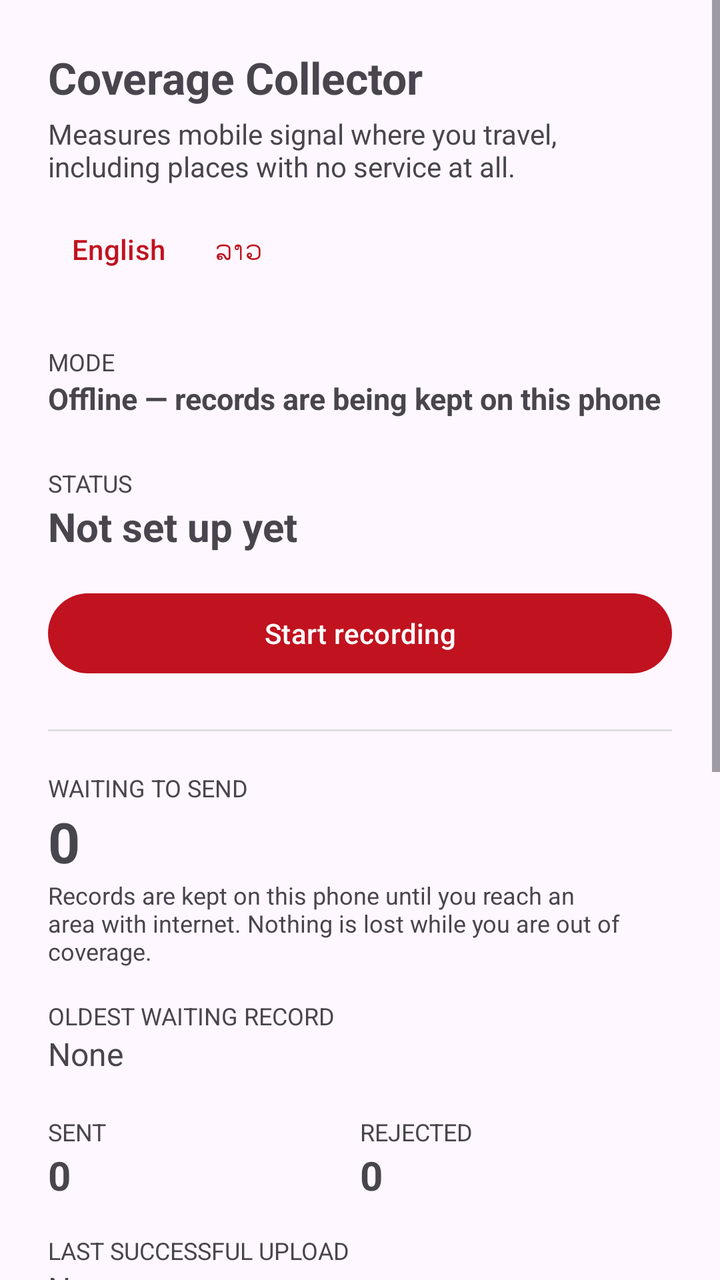
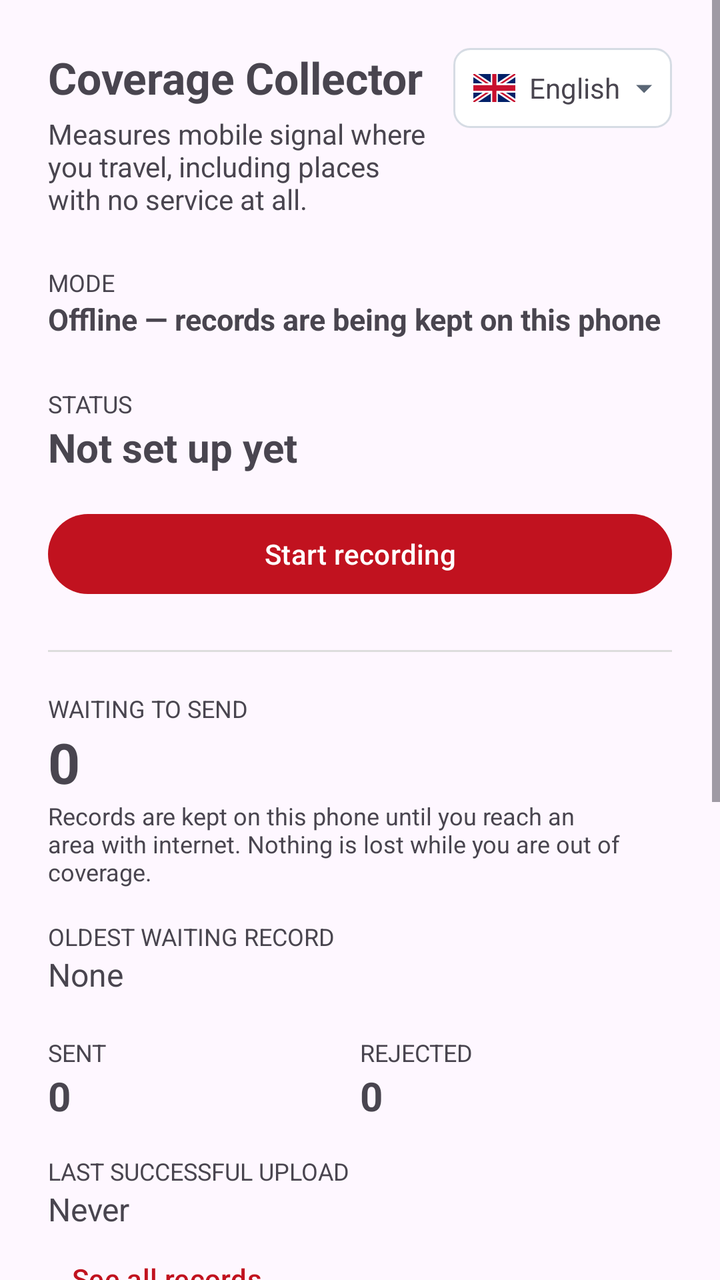

Compare the two renders of this Android layout. The source of the first and the diff that turns it into the second are given below.
<!-- AndroidManifest.xml: application theme Theme.Collector -->
<!-- res/layout/activity_main.xml -->
<?xml version="1.0" encoding="utf-8"?>
<ScrollView xmlns:android="http://schemas.android.com/apk/res/android"
    android:layout_width="match_parent"
    android:layout_height="match_parent"
    android:fillViewport="true">

    <LinearLayout
        android:layout_width="match_parent"
        android:layout_height="wrap_content"
        android:orientation="vertical"
        android:padding="24dp">

        <TextView
            android:layout_width="match_parent"
            android:layout_height="wrap_content"
            android:text="@string/app_name"
            android:textSize="22sp"
            android:textStyle="bold" />

        <TextView
            android:layout_width="match_parent"
            android:layout_height="wrap_content"
            android:layout_marginTop="4dp"
            android:text="@string/app_tagline"
            android:textSize="14sp" />

        
        <LinearLayout
            android:layout_width="match_parent"
            android:layout_height="wrap_content"
            android:layout_marginTop="8dp"
            android:orientation="horizontal">

            <Button
                android:id="@+id/languageEnglish"
                style="?attr/borderlessButtonStyle"
                android:layout_width="wrap_content"
                android:layout_height="wrap_content"
                android:minWidth="0dp"
                android:text="@string/language_english" />

            <Button
                android:id="@+id/languageLao"
                style="?attr/borderlessButtonStyle"
                android:layout_width="wrap_content"
                android:layout_height="wrap_content"
                android:minWidth="0dp"
                android:text="@string/language_lao" />
        </LinearLayout>

        <TextView
            android:id="@+id/permissionWarning"
            android:layout_width="match_parent"
            android:layout_height="wrap_content"
            android:layout_marginTop="16dp"
            android:background="#FFF7E6"
            android:padding="12dp"
            android:text="@string/warning_permissions"
            android:textColor="#6B4E00"
            android:textSize="13sp"
            android:visibility="gone" />

        <TextView
            android:layout_width="match_parent"
            android:layout_height="wrap_content"
            android:layout_marginTop="24dp"
            android:text="@string/label_mode"
            android:textSize="12sp"
            android:textAllCaps="true" />

        <TextView
            android:id="@+id/modeValue"
            android:layout_width="match_parent"
            android:layout_height="wrap_content"
            android:text="@string/mode_offline"
            android:textSize="15sp"
            android:textStyle="bold" />

        <TextView
            android:layout_width="match_parent"
            android:layout_height="wrap_content"
            android:layout_marginTop="24dp"
            android:text="@string/label_status"
            android:textSize="12sp"
            android:textAllCaps="true" />

        <TextView
            android:id="@+id/statusValue"
            android:layout_width="match_parent"
            android:layout_height="wrap_content"
            android:text="@string/status_not_enrolled"
            android:textSize="20sp"
            android:textStyle="bold" />

        <Button
            android:id="@+id/toggleButton"
            android:layout_width="match_parent"
            android:layout_height="wrap_content"
            android:layout_marginTop="16dp"
            android:text="@string/action_start" />

        <View
            android:layout_width="match_parent"
            android:layout_height="1dp"
            android:layout_marginTop="24dp"
            android:background="#DDDDDD" />

        <TextView
            android:layout_width="match_parent"
            android:layout_height="wrap_content"
            android:layout_marginTop="20dp"
            android:text="@string/label_queued"
            android:textSize="12sp"
            android:textAllCaps="true" />

        <TextView
            android:id="@+id/queuedValue"
            android:layout_width="match_parent"
            android:layout_height="wrap_content"
            android:text="0"
            android:textSize="28sp"
            android:textStyle="bold" />

        <TextView
            android:layout_width="match_parent"
            android:layout_height="wrap_content"
            android:text="@string/hint_queued"
            android:textSize="12sp" />

        <TextView
            android:layout_width="match_parent"
            android:layout_height="wrap_content"
            android:layout_marginTop="16dp"
            android:text="@string/label_oldest"
            android:textSize="12sp"
            android:textAllCaps="true" />

        <TextView
            android:id="@+id/oldestValue"
            android:layout_width="match_parent"
            android:layout_height="wrap_content"
            android:text="@string/none"
            android:textSize="16sp" />

        <LinearLayout
            android:layout_width="match_parent"
            android:layout_height="wrap_content"
            android:layout_marginTop="20dp"
            android:orientation="horizontal">

            <LinearLayout
                android:layout_width="0dp"
                android:layout_height="wrap_content"
                android:layout_weight="1"
                android:orientation="vertical">

                <TextView
                    android:layout_width="wrap_content"
                    android:layout_height="wrap_content"
                    android:text="@string/label_sent"
                    android:textSize="12sp"
                    android:textAllCaps="true" />

                <TextView
                    android:id="@+id/sentValue"
                    android:layout_width="wrap_content"
                    android:layout_height="wrap_content"
                    android:text="0"
                    android:textSize="20sp"
                    android:textStyle="bold" />
            </LinearLayout>

            <LinearLayout
                android:layout_width="0dp"
                android:layout_height="wrap_content"
                android:layout_weight="1"
                android:orientation="vertical">

                <TextView
                    android:layout_width="wrap_content"
                    android:layout_height="wrap_content"
                    android:text="@string/label_rejected"
                    android:textSize="12sp"
                    android:textAllCaps="true" />

                <TextView
                    android:id="@+id/rejectedValue"
                    android:layout_width="wrap_content"
                    android:layout_height="wrap_content"
                    android:text="0"
                    android:textSize="20sp"
                    android:textStyle="bold" />
            </LinearLayout>
        </LinearLayout>

        <TextView
            android:layout_width="match_parent"
            android:layout_height="wrap_content"
            android:layout_marginTop="16dp"
            android:text="@string/label_last_upload"
            android:textSize="12sp"
            android:textAllCaps="true" />

        <TextView
            android:id="@+id/lastUploadValue"
            android:layout_width="match_parent"
            android:layout_height="wrap_content"
            android:text="@string/never"
            android:textSize="16sp" />

        <Button
            android:id="@+id/recordsButton"
            style="?attr/borderlessButtonStyle"
            android:layout_width="wrap_content"
            android:layout_height="wrap_content"
            android:text="@string/action_view_records" />

        <Button
            android:id="@+id/uploadButton"
            style="?attr/borderlessButtonStyle"
            android:layout_width="wrap_content"
            android:layout_height="wrap_content"
            android:layout_marginTop="8dp"
            android:text="@string/action_upload_now" />

        <TextView
            android:layout_width="match_parent"
            android:layout_height="wrap_content"
            android:layout_marginTop="20dp"
            android:text="@string/connection_label"
            android:textSize="12sp"
            android:textAllCaps="true" />

        <LinearLayout
            android:layout_width="match_parent"
            android:layout_height="wrap_content"
            android:orientation="horizontal"
            android:gravity="center_vertical">

            <View
                android:id="@+id/connectionDot"
                android:layout_width="12dp"
                android:layout_height="12dp"
                android:layout_marginEnd="8dp"
                android:background="@drawable/status_dot" />

            <TextView
                android:id="@+id/connectionValue"
                android:layout_width="0dp"
                android:layout_height="wrap_content"
                android:layout_weight="1"
                android:text="@string/connection_unknown"
                android:textSize="17sp"
                android:textStyle="bold" />
        </LinearLayout>

        <TextView
            android:id="@+id/connectionDetail"
            android:layout_width="match_parent"
            android:layout_height="wrap_content"
            android:textSize="12sp" />

        <Button
            android:id="@+id/checkConnectionButton"
            android:layout_width="match_parent"
            android:layout_height="wrap_content"
            android:layout_marginTop="8dp"
            android:text="@string/action_check_connection" />

        <TextView
            android:layout_width="match_parent"
            android:layout_height="wrap_content"
            android:layout_marginTop="24dp"
            android:text="@string/label_server"
            android:textSize="12sp"
            android:textAllCaps="true" />

        
        <TextView
            android:id="@+id/serverDisplay"
            android:layout_width="match_parent"
            android:layout_height="wrap_content"
            android:paddingTop="2dp"
            android:paddingBottom="2dp"
            android:textSize="15sp" />

        <LinearLayout
            android:id="@+id/serverAdvanced"
            android:layout_width="match_parent"
            android:layout_height="wrap_content"
            android:orientation="vertical"
            android:visibility="gone">

            <EditText
                android:id="@+id/serverValue"
                android:layout_width="match_parent"
                android:layout_height="wrap_content"
                android:hint="@string/hint_server"
                android:importantForAutofill="no"
                android:inputType="textUri"
                android:maxLines="1"
                android:textSize="14sp" />

            <LinearLayout
                android:layout_width="match_parent"
                android:layout_height="wrap_content"
                android:orientation="horizontal">

                <Button
                    android:id="@+id/saveServerButton"
                    style="?attr/borderlessButtonStyle"
                    android:layout_width="wrap_content"
                    android:layout_height="wrap_content"
                    android:text="@string/action_save_server" />

                <Button
                    android:id="@+id/resetServerButton"
                    style="?attr/borderlessButtonStyle"
                    android:layout_width="wrap_content"
                    android:layout_height="wrap_content"
                    android:text="@string/action_reset_server" />
            </LinearLayout>

            <TextView
                android:layout_width="match_parent"
                android:layout_height="wrap_content"
                android:text="@string/hint_server_help"
                android:textSize="12sp" />
        </LinearLayout>

        <TextView
            android:layout_width="match_parent"
            android:layout_height="wrap_content"
            android:layout_marginTop="24dp"
            android:text="@string/privacy_note"
            android:textSize="12sp" />

    </LinearLayout>
</ScrollView>
<!-- resources referenced by this layout -->
<resources>
  <string name="action_check_connection">Check connection</string>
  <string name="action_reset_server">Use default</string>
  <string name="action_save_server">Save server address</string>
  <string name="action_start">Start recording</string>
  <string name="action_upload_now">Try uploading now</string>
  <string name="action_view_records">See all records</string>
  <string name="app_name">Coverage Collector</string>
  <string name="app_tagline">Measures mobile signal where you travel, including places with no service at all.</string>
  <string name="connection_label">Connection</string>
  <string name="connection_unknown">Not checked yet</string>
  <string name="hint_queued">Records are kept on this phone until you reach an area with internet. Nothing is lost while you are out of coverage.</string>
  <string name="hint_server">https://example.com</string>
  <string name="hint_server_help">Change this if the server moves. The address must start with http:// or https://, with no path after the host.</string>
  <string name="label_last_upload">Last successful upload</string>
  <string name="label_mode">Mode</string>
  <string name="label_oldest">Oldest waiting record</string>
  <string name="label_queued">Waiting to send</string>
  <string name="label_rejected">Rejected</string>
  <string name="label_sent">Sent</string>
  <string name="label_server">Server</string>
  <string name="label_status">Status</string>
  <string name="language_english">English</string>
  <string name="language_lao">ລາວ</string>
  <string name="mode_offline">Offline — records are being kept on this phone</string>
  <string name="never">Never</string>
  <string name="none">None</string>
  <string name="privacy_note">This app records signal strength and position only. It does not collect your phone number, contacts, or any account. Positions are combined into map areas before anyone sees them.</string>
  <string name="status_not_enrolled">Not set up yet</string>
  <string name="warning_permissions">Location permission is not fully granted. Without it the phone cannot read signal strength, and recording will stop when the screen turns off.</string>
  <style name="Theme.Collector" parent="Theme.Material3.DayNight">
          <item name="colorPrimary">@color/primary</item>
          <item name="colorOnPrimary">@color/on_primary</item>
      </style>
  <color name="primary">#C1121F</color>
  <color name="on_primary">#FFFFFF</color>
  <!-- unchanged entries left out for length: 1 -->
</resources>

<!-- the commit's change to res/layout/activity_main.xml (unified diff, before → after) -->
@@ -10,42 +10,73 @@
         android:orientation="vertical"
         android:padding="24dp">
 
-        <TextView
-            android:layout_width="match_parent"
-            android:layout_height="wrap_content"
-            android:text="@string/app_name"
-            android:textSize="22sp"
-            android:textStyle="bold" />
-
-        <TextView
-            android:layout_width="match_parent"
-            android:layout_height="wrap_content"
-            android:layout_marginTop="4dp"
-            android:text="@string/app_tagline"
-            android:textSize="14sp" />
-
         
         <LinearLayout
             android:layout_width="match_parent"
             android:layout_height="wrap_content"
-            android:layout_marginTop="8dp"
+            android:baselineAligned="false"
             android:orientation="horizontal">
 
-            <Button
-                android:id="@+id/languageEnglish"
-                style="?attr/borderlessButtonStyle"
+            <LinearLayout
+                android:layout_width="0dp"
+                android:layout_height="wrap_content"
+                android:layout_weight="1"
+                android:orientation="vertical">
+
+                <TextView
+                    android:id="@+id/appTitle"
+                    android:layout_width="match_parent"
+                    android:layout_height="wrap_content"
+                    android:text="@string/app_name"
+                    android:textSize="22sp"
+                    android:textStyle="bold" />
+
+                <TextView
+                    android:id="@+id/appTagline"
+                    android:layout_width="match_parent"
+                    android:layout_height="wrap_content"
+                    android:layout_marginTop="4dp"
+                    android:text="@string/app_tagline"
+                    android:textSize="14sp" />
+            </LinearLayout>
+
+            
+            <LinearLayout
+                android:id="@+id/languageChip"
                 android:layout_width="wrap_content"
                 android:layout_height="wrap_content"
-                android:minWidth="0dp"
-                android:text="@string/language_english" />
-
-            <Button
-                android:id="@+id/languageLao"
-                style="?attr/borderlessButtonStyle"
-                android:layout_width="wrap_content"
-                android:layout_height="wrap_content"
-                android:minWidth="0dp"
-                android:text="@string/language_lao" />
+                android:layout_marginStart="12dp"
+                android:background="@drawable/bg_language_chip"
+                android:clickable="true"
+                android:focusable="true"
+                android:gravity="center_vertical"
+                android:minHeight="40dp"
+                android:orientation="horizontal"
+                android:paddingStart="10dp"
+                android:paddingEnd="8dp">
+
+                <ImageView
+                    android:id="@+id/languageFlag"
+                    android:layout_width="21dp"
+                    android:layout_height="14dp"
+                    android:contentDescription="@null"
+                    android:src="@drawable/flag_en" />
+
+                <TextView
+                    android:id="@+id/languageName"
+                    android:layout_width="wrap_content"
+                    android:layout_height="wrap_content"
+                    android:layout_marginStart="7dp"
+                    android:text="@string/language_english"
+                    android:textSize="14sp" />
+
+                <ImageView
+                    android:layout_width="12dp"
+                    android:layout_height="12dp"
+                    android:layout_marginStart="6dp"
+                    android:contentDescription="@null"
+                    android:src="@drawable/ic_caret_down" />
+            </LinearLayout>
         </LinearLayout>
 
         <TextView
<!-- resource entries referenced after the edit -->
@@ -1,5 +1,36 @@
 <!-- resources referenced by this layout -->
 <resources>
+  <!-- drawable bg_language_chip (drawable) -->
+  <?xml version="1.0" encoding="utf-8"?>
+  <shape xmlns:android="http://schemas.android.com/apk/res/android" android:shape="rectangle">
+      <solid android:color="#FFFFFF" />
+      <stroke android:width="1dp" android:color="#D6DCE4" />
+      <corners android:radius="8dp" />
+  </shape>
+  <!-- drawable flag_en (drawable) -->
+  <?xml version="1.0" encoding="utf-8"?>
+  <vector xmlns:android="http://schemas.android.com/apk/res/android"
+      android:width="21dp"
+      android:height="14dp"
+      android:viewportWidth="60"
+      android:viewportHeight="30">
+      <path android:fillColor="#012169" android:pathData="M0,0 H60 V30 H0 Z" />
+      <path android:strokeColor="#FFFFFF" android:strokeWidth="6"
+          android:pathData="M0,0 L60,30 M60,0 L0,30" />
+      <path android:strokeColor="#C8102E" android:strokeWidth="2"
+          android:pathData="M0,0 L60,30 M60,0 L0,30" />
+      <path android:strokeColor="#FFFFFF" android:strokeWidth="10"
+          android:pathData="M30,0 V30 M0,15 H60" />
+      <path android:strokeColor="#C8102E" android:strokeWidth="6"
+          android:pathData="M30,0 V30 M0,15 H60" />
+  </vector>
+  <!-- drawable ic_caret_down (drawable) -->
+  <?xml version="1.0" encoding="utf-8"?>
+  <vector xmlns:android="http://schemas.android.com/apk/res/android"
+      android:width="12dp" android:height="12dp"
+      android:viewportWidth="12" android:viewportHeight="12">
+      <path android:fillColor="#5A6675" android:pathData="M2,4.5 L6,8.5 L10,4.5 Z" />
+  </vector>
   <string name="action_check_connection">Check connection</string>
   <string name="action_reset_server">Use default</string>
   <string name="action_save_server">Save server address</string>
@@ -22,7 +53,6 @@
   <string name="label_server">Server</string>
   <string name="label_status">Status</string>
   <string name="language_english">English</string>
-  <string name="language_lao">ລາວ</string>
   <string name="mode_offline">Offline — records are being kept on this phone</string>
   <string name="never">Never</string>
   <string name="none">None</string>
